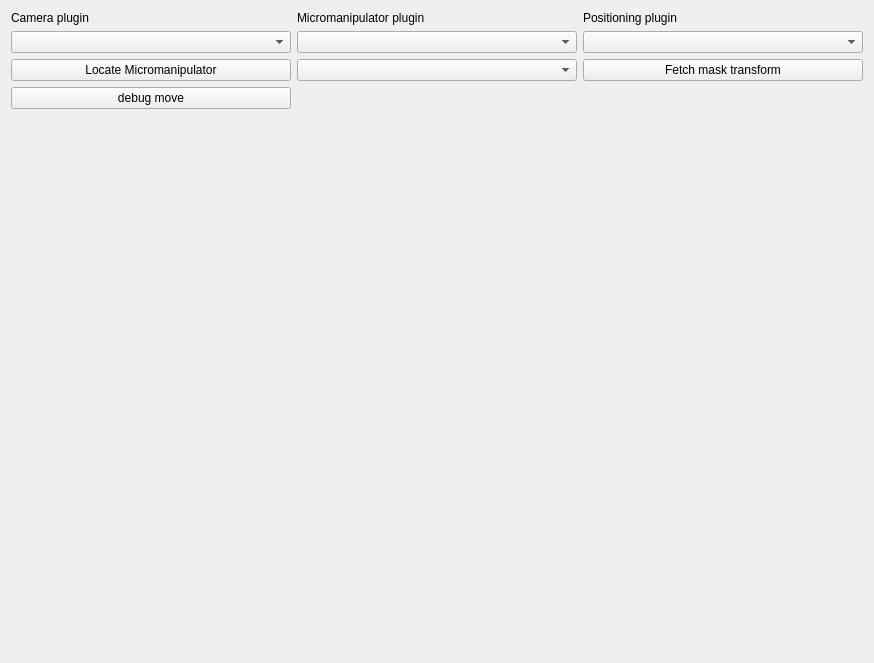
Qt form plugins/affinemove/affinemove_Settings.ui (pyIVLS/pyIVLS) before a commit.
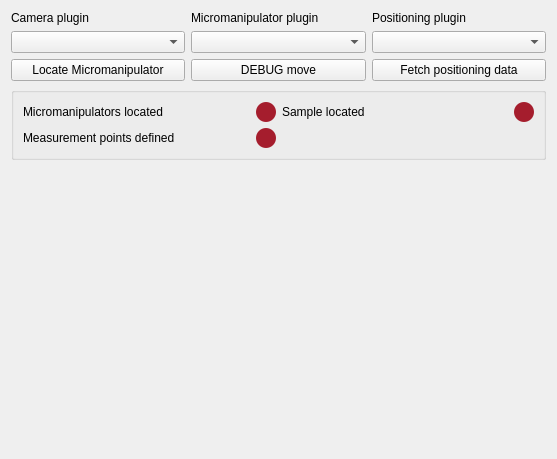
The same form after that commit.

Commit message: Weird threaded move queue for sutter to reduce gui locking

Patch:
```diff
--- a/plugins/affinemove/affinemove_Settings.ui
+++ b/plugins/affinemove/affinemove_Settings.ui
@@ -6,8 +6,8 @@
    <rect>
     <x>0</x>
     <y>0</y>
-    <width>874</width>
-    <height>663</height>
+    <width>557</width>
+    <height>459</height>
    </rect>
   </property>
   <property name="sizePolicy">
@@ -20,19 +20,6 @@
    <string>AffineMove settings</string>
   </property>
   <layout class="QGridLayout" name="gridLayout">
-   <item row="5" column="2">
-    <spacer name="verticalSpacer">
-     <property name="orientation">
-      <enum>Qt::Orientation::Vertical</enum>
-     </property>
-     <property name="sizeHint" stdset="0">
-      <size>
-       <width>20</width>
-       <height>40</height>
-      </size>
-     </property>
-    </spacer>
-   </item>
    <item row="0" column="2">
     <widget class="QLabel" name="label_3">
      <property name="text">
@@ -53,31 +40,99 @@
      </property>
     </widget>
    </item>
-   <item row="5" column="1">
-    <spacer name="verticalSpacer_3">
-     <property name="orientation">
-      <enum>Qt::Orientation::Vertical</enum>
+   <item row="2" column="2">
+    <widget class="QPushButton" name="fetchMaskButton">
+     <property name="text">
+      <string>Fetch positioning data</string>
      </property>
-     <property name="sizeHint" stdset="0">
-      <size>
-       <width>20</width>
-       <height>40</height>
-      </size>
-     </property>
-    </spacer>
+    </widget>
    </item>
-   <item row="5" column="0">
-    <spacer name="verticalSpacer_2">
-     <property name="orientation">
-      <enum>Qt::Orientation::Vertical</enum>
+   <item row="5" column="0" colspan="3">
+    <widget class="QGroupBox" name="groupBox">
+     <property name="title">
+      <string/>
      </property>
-     <property name="sizeHint" stdset="0">
-      <size>
-       <width>20</width>
-       <height>40</height>
-      </size>
-     </property>
-    </spacer>
+     <layout class="QGridLayout" name="gridLayout_2">
+      <item row="0" column="1">
+       <widget class="QLabel" name="mmIndicator">
+        <property name="maximumSize">
+         <size>
+          <width>20</width>
+          <height>20</height>
+         </size>
+        </property>
+        <property name="styleSheet">
+         <string notr="true">border-radius: 10px;
+background-color:rgb(165, 29, 45);
+min-height: 20px;
+min-width: 20px;</string>
+        </property>
+        <property name="text">
+         <string/>
+        </property>
+       </widget>
+      </item>
+      <item row="0" column="0">
+       <widget class="QLabel" name="mmStatus">
+        <property name="text">
+         <string>Micromanipulators located</string>
+        </property>
+       </widget>
+      </item>
+      <item row="2" column="1">
+       <widget class="QLabel" name="pointsIndicator">
+        <property name="maximumSize">
+         <size>
+          <width>20</width>
+          <height>20</height>
+         </size>
+        </property>
+        <property name="styleSheet">
+         <string notr="true">border-radius: 10px;
+background-color:rgb(165, 29, 45);
+min-height: 20px;
+min-width: 20px;</string>
+        </property>
+        <property name="text">
+         <string/>
+        </property>
+       </widget>
+      </item>
+      <item row="0" column="2">
+       <widget class="QLabel" name="sampleStatus">
+        <property name="text">
+         <string>Sample located</string>
+        </property>
+       </widget>
+      </item>
+      <item row="2" column="0">
+       <widget class="QLabel" name="pointsStatus">
+        <property name="text">
+         <string>Measurement points defined</string>
+        </property>
+       </widget>
+      </item>
+      <item row="0" column="3">
+       <widget class="QLabel" name="sampleIndicator">
+        <property name="maximumSize">
+         <size>
+          <width>20</width>
+          <height>20</height>
+         </size>
+        </property>
+        <property name="styleSheet">
+         <string notr="true">border-radius: 10px;
+background-color:rgb(165, 29, 45);
+min-height: 20px;
+min-width: 20px;</string>
+        </property>
+        <property name="text">
+         <string/>
+        </property>
+       </widget>
+      </item>
+     </layout>
+    </widget>
    </item>
    <item row="0" column="0">
     <widget class="QLabel" name="label">
@@ -89,6 +144,13 @@
      </property>
     </widget>
    </item>
+   <item row="2" column="1">
+    <widget class="QPushButton" name="debugButton">
+     <property name="text">
+      <string>DEBUG move</string>
+     </property>
+    </widget>
+   </item>
    <item row="1" column="1">
     <widget class="QComboBox" name="micromanipulatorBox">
      <property name="placeholderText">
@@ -117,22 +179,18 @@
      </property>
     </widget>
    </item>
-   <item row="2" column="1">
-    <widget class="QComboBox" name="mmListBox"/>
-   </item>
-   <item row="2" column="2">
-    <widget class="QPushButton" name="fetchMaskButton">
-     <property name="text">
-      <string>Fetch mask transform</string>
+   <item row="6" column="0">
+    <spacer name="verticalSpacer">
+     <property name="orientation">
+      <enum>Qt::Orientation::Vertical</enum>
      </property>
-    </widget>
-   </item>
-   <item row="4" column="0">
-    <widget class="QPushButton" name="debugButton">
-     <property name="text">
-      <string>debug move</string>
+     <property name="sizeHint" stdset="0">
+      <size>
+       <width>20</width>
+       <height>40</height>
+      </size>
      </property>
-    </widget>
+    </spacer>
    </item>
   </layout>
  </widget>
```
The commit also changes 4 other files.
